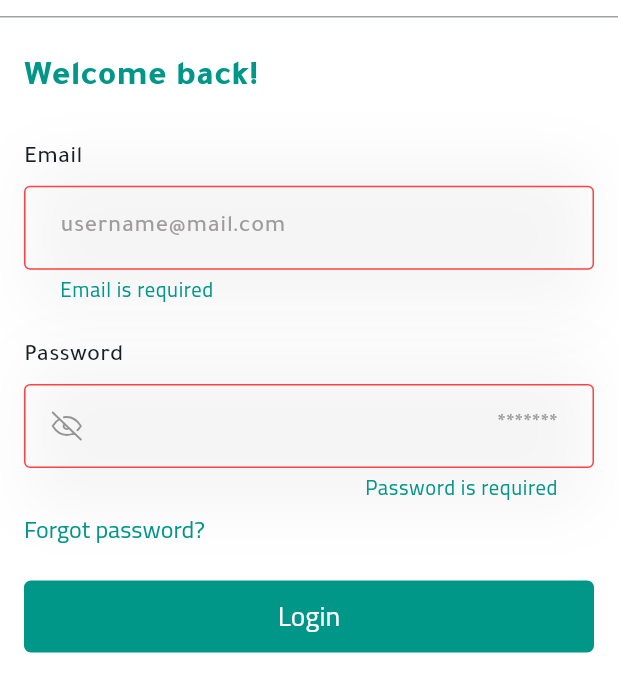
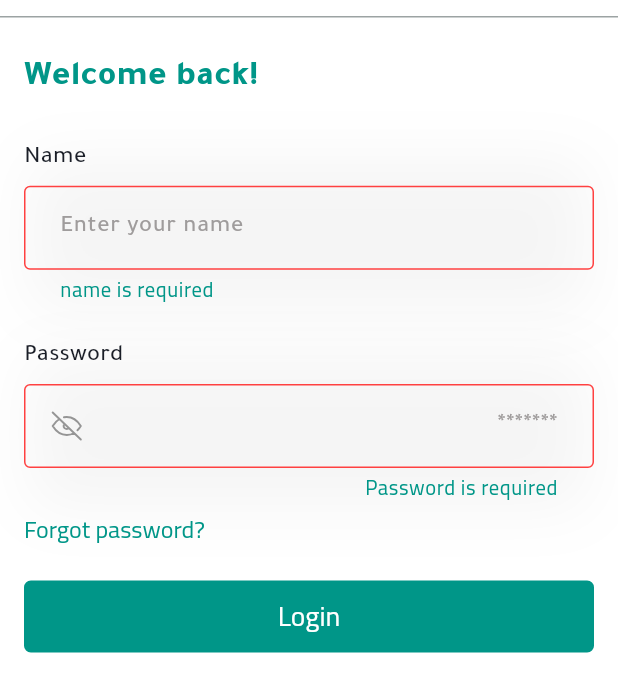
Before and after one commit to 1Mahmoud12/nets, a Flutter app: the LoginView screen opened directly, after a tap on "Login", on a phone screen of 412 x 824 dp, the part 74-751 px from its top. Run offline on Flutter 3.47's test engine with Material 3 defaults, Android fonts, the phone set to English and light mode, and no system bars; our stand-ins replace app_links, awesome_notifications, cached_network_image, dartz, device_info_plus, device_preview and 23 more; missing offline and left inert: load_switch; accounts and stored records are empty; network calls fail; project files that could hold a hidden picture were left out.

Commit message:
Update email validation messages to reflect name input requirements

```diff
--- a/lib/feature/auth/views/presentation/login_view.dart
+++ b/lib/feature/auth/views/presentation/login_view.dart
@@ -33,11 +33,9 @@ class _LoginViewState extends State<LoginView> {
   // Email validator
   String? _validateEmail(String? value) {
     if (value == null || value.isEmpty) {
-      return 'email_required'.tr();
+      return 'name is required'.tr();
     }
-    if (!_emailRegExp.hasMatch(value)) {
-      return 'email_invalid'.tr();
-    }
+
     return null;
   }
 
@@ -118,8 +116,8 @@ class _LoginViewState extends State<LoginView> {
 
                         enable: !isLoading,
                         controller: loginCubit.emailController,
-                        hintText: 'username@mail.com'.tr(),
-                        nameField: 'email'.tr(),
+                        hintText: 'Enter your name'.tr(),
+                        nameField: 'Name'.tr(),
                         textInputType: TextInputType.emailAddress,
                         validator: _validateEmail,
                       ),
```
